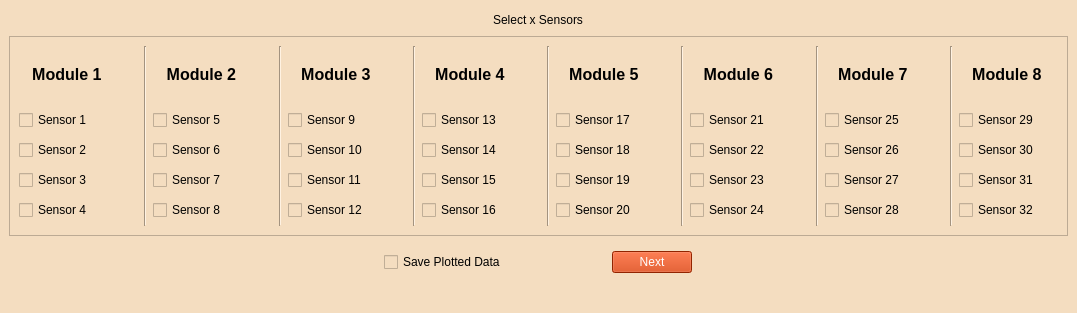
Above: GUI/sensor_selection_matrix.ui from jrsm1/EWAS_Application before the change. Below: the same form after it.
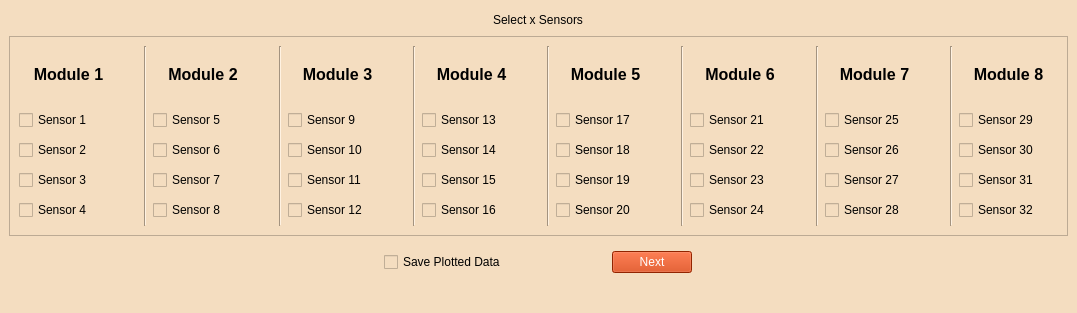
That is the form after the change. Icons and pictures are not drawn.

Commit message: [X] Enabling sensors depending on connected modules.

Patch:
```diff
--- a/GUI/sensor_selection_matrix.ui
+++ b/GUI/sensor_selection_matrix.ui
@@ -81,9 +81,7 @@
 												</size>
 											</property>
 											<property name="text">
-												<string>&lt;html&gt;&lt;head/&gt;&lt;body&gt;&lt;p align=&quot;center&quot;&gt;&lt;span
-													style=&quot; font-size:12pt; font-weight:600;&quot;&gt;Module 1&lt;/span&gt;&lt;/p&gt;&lt;/body&gt;&lt;/html&gt;
-												</string>
+            <string>&lt;html&gt;&lt;head/&gt;&lt;body&gt;&lt;p align=&quot;center&quot;&gt;&lt;span style=&quot; font-size:12pt; font-weight:600;&quot;&gt;Module 1&lt;/span&gt;&lt;/p&gt;&lt;/body&gt;&lt;/html&gt;</string>
 											</property>
 										</widget>
 									</item>
@@ -148,9 +146,7 @@
 												</size>
 											</property>
 											<property name="text">
-												<string>&lt;html&gt;&lt;head/&gt;&lt;body&gt;&lt;p align=&quot;center&quot;&gt;&lt;span
-													style=&quot; font-size:12pt; font-weight:600;&quot;&gt;Module 2&lt;/span&gt;&lt;/p&gt;&lt;/body&gt;&lt;/html&gt;
-												</string>
+            <string>&lt;html&gt;&lt;head/&gt;&lt;body&gt;&lt;p align=&quot;center&quot;&gt;&lt;span style=&quot; font-size:12pt; font-weight:600;&quot;&gt;Module 2&lt;/span&gt;&lt;/p&gt;&lt;/body&gt;&lt;/html&gt;</string>
 											</property>
 										</widget>
 									</item>
@@ -215,9 +211,7 @@
 												</size>
 											</property>
 											<property name="text">
-												<string>&lt;html&gt;&lt;head/&gt;&lt;body&gt;&lt;p align=&quot;center&quot;&gt;&lt;span
-													style=&quot; font-size:12pt; font-weight:600;&quot;&gt;Module 3&lt;/span&gt;&lt;/p&gt;&lt;/body&gt;&lt;/html&gt;
-												</string>
+            <string>&lt;html&gt;&lt;head/&gt;&lt;body&gt;&lt;p align=&quot;center&quot;&gt;&lt;span style=&quot; font-size:12pt; font-weight:600;&quot;&gt;Module 3&lt;/span&gt;&lt;/p&gt;&lt;/body&gt;&lt;/html&gt;</string>
 											</property>
 										</widget>
 									</item>
@@ -282,9 +276,7 @@
 												</size>
 											</property>
 											<property name="text">
-												<string>&lt;html&gt;&lt;head/&gt;&lt;body&gt;&lt;p align=&quot;center&quot;&gt;&lt;span
-													style=&quot; font-size:12pt; font-weight:600;&quot;&gt;Module 4&lt;/span&gt;&lt;/p&gt;&lt;/body&gt;&lt;/html&gt;
-												</string>
+            <string>&lt;html&gt;&lt;head/&gt;&lt;body&gt;&lt;p align=&quot;center&quot;&gt;&lt;span style=&quot; font-size:12pt; font-weight:600;&quot;&gt;Module 4&lt;/span&gt;&lt;/p&gt;&lt;/body&gt;&lt;/html&gt;</string>
 											</property>
 										</widget>
 									</item>
@@ -352,9 +344,7 @@
 												</size>
 											</property>
 											<property name="text">
-												<string>&lt;html&gt;&lt;head/&gt;&lt;body&gt;&lt;p align=&quot;center&quot;&gt;&lt;span
-													style=&quot; font-size:12pt; font-weight:600;&quot;&gt;Module 5&lt;/span&gt;&lt;/p&gt;&lt;/body&gt;&lt;/html&gt;
-												</string>
+            <string>&lt;html&gt;&lt;head/&gt;&lt;body&gt;&lt;p align=&quot;center&quot;&gt;&lt;span style=&quot; font-size:12pt; font-weight:600;&quot;&gt;Module 5&lt;/span&gt;&lt;/p&gt;&lt;/body&gt;&lt;/html&gt;</string>
 											</property>
 										</widget>
 									</item>
@@ -419,9 +409,7 @@
 												</size>
 											</property>
 											<property name="text">
-												<string>&lt;html&gt;&lt;head/&gt;&lt;body&gt;&lt;p align=&quot;center&quot;&gt;&lt;span
-													style=&quot; font-size:12pt; font-weight:600;&quot;&gt;Module 6&lt;/span&gt;&lt;/p&gt;&lt;/body&gt;&lt;/html&gt;
-												</string>
+            <string>&lt;html&gt;&lt;head/&gt;&lt;body&gt;&lt;p align=&quot;center&quot;&gt;&lt;span style=&quot; font-size:12pt; font-weight:600;&quot;&gt;Module 6&lt;/span&gt;&lt;/p&gt;&lt;/body&gt;&lt;/html&gt;</string>
 											</property>
 										</widget>
 									</item>
@@ -489,9 +477,7 @@
 												</size>
 											</property>
 											<property name="text">
-												<string>&lt;html&gt;&lt;head/&gt;&lt;body&gt;&lt;p align=&quot;center&quot;&gt;&lt;span
-													style=&quot; font-size:12pt; font-weight:600;&quot;&gt;Module 7&lt;/span&gt;&lt;/p&gt;&lt;/body&gt;&lt;/html&gt;
-												</string>
+            <string>&lt;html&gt;&lt;head/&gt;&lt;body&gt;&lt;p align=&quot;center&quot;&gt;&lt;span style=&quot; font-size:12pt; font-weight:600;&quot;&gt;Module 7&lt;/span&gt;&lt;/p&gt;&lt;/body&gt;&lt;/html&gt;</string>
 											</property>
 										</widget>
 									</item>
@@ -556,9 +542,7 @@
 												</size>
 											</property>
 											<property name="text">
-												<string>&lt;html&gt;&lt;head/&gt;&lt;body&gt;&lt;p align=&quot;center&quot;&gt;&lt;span
-													style=&quot; font-size:12pt; font-weight:600;&quot;&gt;Module 8&lt;/span&gt;&lt;/p&gt;&lt;/body&gt;&lt;/html&gt;
-												</string>
+            <string>&lt;html&gt;&lt;head/&gt;&lt;body&gt;&lt;p align=&quot;center&quot;&gt;&lt;span style=&quot; font-size:12pt; font-weight:600;&quot;&gt;Module 8&lt;/span&gt;&lt;/p&gt;&lt;/body&gt;&lt;/html&gt;</string>
 											</property>
 										</widget>
 									</item>
```
Left out of the diff: 13 changed lines with no effect on the pictures. Lines whose indentation alone changed are shown as unchanged. The commit also changes 5 other files.
